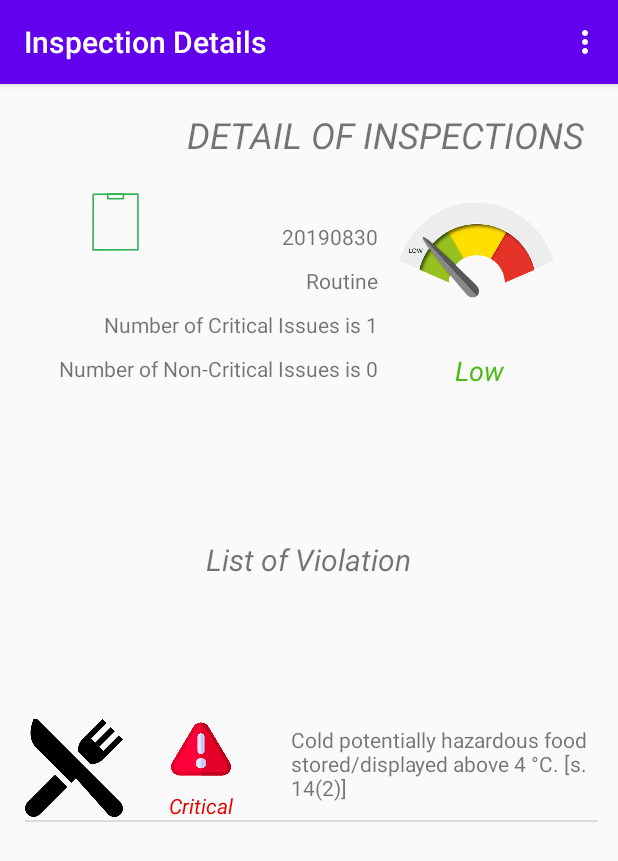
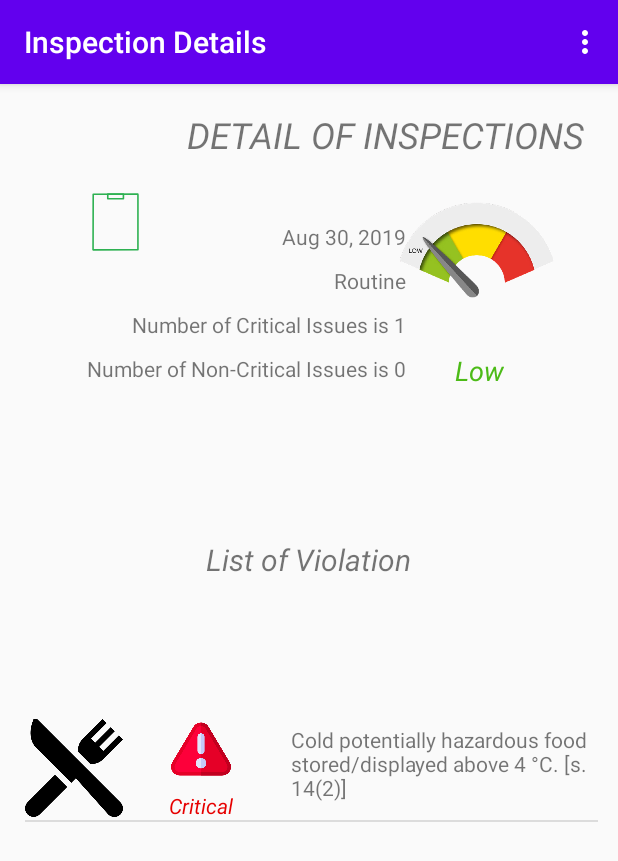
Before and after one commit to arsenkhy/Restaurants-Inspection-app, an Android app: the DetailInspection screen opened directly, with no data from a screen before it, on a phone screen of 412 x 824 dp. Shown: the top 861 px of the screen. Run offline under Robolectric (Android 15) with nearby library versions, the light colour scheme and no system bars.

Commit message:
Changed how Date was displayed
Instead of a string of numbers, it will now go "Month Day, Year"

```diff
--- a/app/src/main/java/com/example/projectiteration1/ui/DetailInspection.java
+++ b/app/src/main/java/com/example/projectiteration1/ui/DetailInspection.java
@@ -60,7 +60,13 @@ public class DetailInspection extends AppCompatActivity {
 
         //set up date
         TextView date=findViewById(R.id.inspectionDate);
-        date.setText(restaurantsList.getRestaurants().get(resIndex).getInspectionReports().get(inspectionIndex).getInspectionDate());
+
+        String dateString = restaurantsList.getRestaurants().get(resIndex).getInspectionReports().get(inspectionIndex).getInspectionDate();
+        int year = Integer.parseInt(dateString.substring(0,4));
+        int month = Integer.parseInt(dateString.substring(4,6));
+        int day = Integer.parseInt(dateString.substring(6,8));
+        dateString = getMonth(month) + " " + day + ", " + year;
+        date.setText(dateString);
 
         //set up inspectionType
         TextView inspectiontype=findViewById(R.id.inspectionType);
@@ -186,6 +192,24 @@ public class DetailInspection extends AppCompatActivity {
         inspectionIndex=intent.getIntExtra(Intent.EXTRA_CHOOSER_TARGETS, 0);
     }
 
+    private String getMonth(int month){
+        switch(month){
+            case 1: return "Jan";
+            case 2: return "Feb";
+            case 3: return "Mar";
+            case 4: return "Apr";
+            case 5: return "May";
+            case 6: return "Jun";
+            case 7: return "Jul";
+            case 8: return "Aug";
+            case 9: return "Sept";
+            case 10: return "Oct";
+            case 11: return "Nov";
+            case 12: return "Dec";
+            default: return "No Inspection";
+        }
+    }
+
     @Override
     public boolean onCreateOptionsMenu(Menu menu) {
         getMenuInflater().inflate(R.menu.menu_inspection_detail, menu);
```
